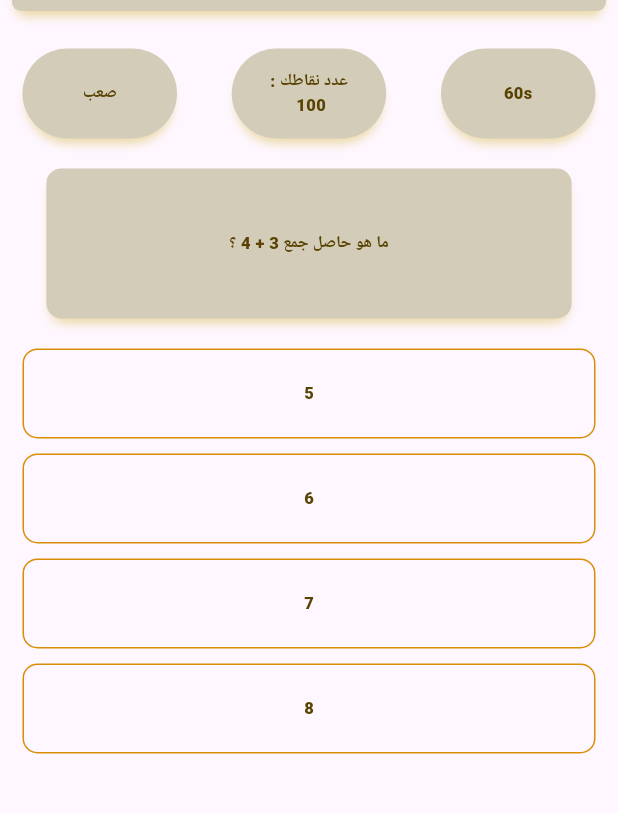
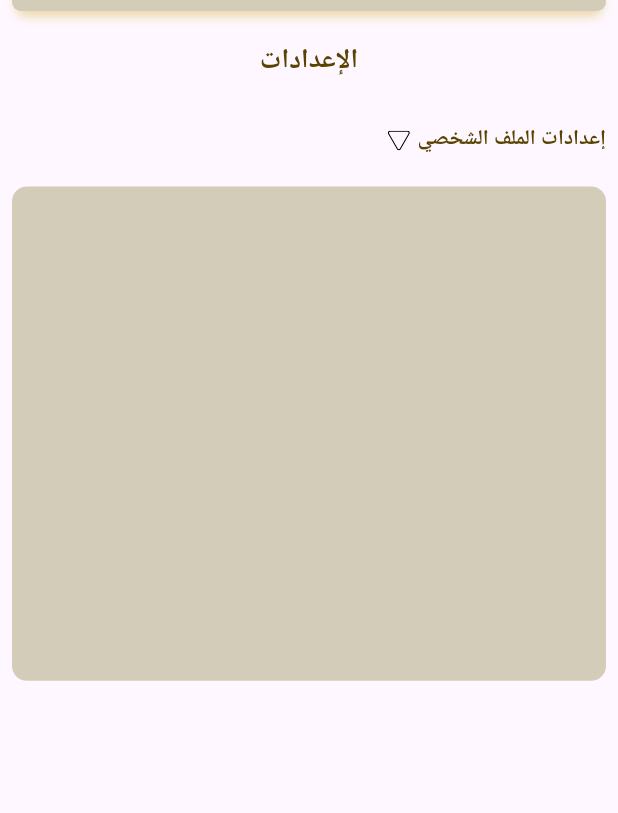
Before and after one commit to MohamedHamdySoftwareEngineer/eye_app, a Flutter app: the QuizScreenBody widget shown alone on an empty page, opened directly, after a tap on an icon or button, on a phone screen of 412 x 824 dp, the part 103-916 px from its top. Run offline on Flutter 3.47's test engine with Material 3 defaults, Android fonts, the phone set to English and light mode, and no system bars; our stand-ins replace animated_text_kit, flutter_svg, go_router, google_fonts; Roboto replaces fonts that are missing (Cairo); project files that could hold a hidden picture were left out.

Commit message:
start making settings screen

```diff
--- a/lib/core/utils/app_router.dart
+++ b/lib/core/utils/app_router.dart
@@ -2,6 +2,7 @@ import 'package:eye/features/choice_screen/presentation/views/choice_screen.dart
 import 'package:eye/features/home/presentation/views/home_view.dart';
 import 'package:eye/features/leaderboard/presentation/views/leaderboard.dart';
 import 'package:eye/features/quiz_screen/presentation/views/quiz_screen.dart';
+import 'package:eye/features/settings_screen/presentation/views/settings_screen.dart';
 import 'package:eye/features/sign_in/presentation/views/sign_in.dart';
 import 'package:eye/features/splash/presentation/views/splash_view.dart';
 import 'package:go_router/go_router.dart';
@@ -14,6 +15,7 @@ abstract class AppRouter {
   static const rLeaderboard = '/Leaderboard';
   static const rChoiceScreen = '/ChoiceScreen';
   static const rQuizScreen = '/QuizScreen';
+  static const rSettingsScreen = '/SettingsScreen';
 
   static final router = GoRouter(routes: [
     GoRoute(path: '/', builder: (context, state) => const SplashView()),
@@ -24,7 +26,7 @@ abstract class AppRouter {
         path: rLeaderboard, builder: (context, state) => const Leaderboard()),
     GoRoute(
         path: rChoiceScreen, builder: (context, state) => const ChoiceScreen()),
-    GoRoute(path: rQuizScreen,builder: (context, state) => const QuizScreen()),
-
+    GoRoute(path: rQuizScreen, builder: (context, state) => const QuizScreen()),
+    GoRoute(path: rSettingsScreen, builder: (context, state) => const SettingsScreen()),
   ]);
 }
--- a/lib/core/utils/assets.dart
+++ b/lib/core/utils/assets.dart
@@ -15,4 +15,5 @@ class AssetsData {
   static const arrowIconInternal = 'assets/images/arrow_next_internal.svg';
   static const passwordEye = 'assets/images/password_eye.svg';
   static const tagIcon = 'assets/images/tag.svg';
+  static const invertedTriangle = 'assets/images/inverted_triangle.svg';
 }
--- a/lib/core/widgets/custom_app_bar.dart
+++ b/lib/core/widgets/custom_app_bar.dart
@@ -2,6 +2,9 @@ import 'package:eye/constants.dart';
 import 'package:eye/core/utils/assets.dart';
 import 'package:flutter/material.dart';
 import 'package:flutter_svg/flutter_svg.dart';
+import 'package:go_router/go_router.dart';
+
+import '../utils/app_router.dart';
 
 class CustomAppBar extends StatelessWidget  {
   const CustomAppBar({super.key});
@@ -38,7 +41,7 @@ class CustomAppBar extends StatelessWidget  {
             ),
             firstIcon(),
             middleIcons(),
-            lastIcon(),
+            lastIcon(context),
           ]),
         ),
       ),
@@ -47,12 +50,14 @@ class CustomAppBar extends StatelessWidget  {
 
   }
 
-  Widget lastIcon() {
+  Widget lastIcon(BuildContext context) {
     return Transform.translate(
       offset: const Offset(0, 3),
       child: IconButton(
         padding: EdgeInsets.zero,
-        onPressed: () {},
+        onPressed: () {
+          GoRouter.of(context).push(AppRouter.rSettingsScreen);
+        },
         icon: SvgPicture.asset(
           width: 70,
           AssetsData.userIcon,
--- a/lib/features/quiz_screen/presentation/views/widgets/quiz_screen_body.dart
+++ b/lib/features/quiz_screen/presentation/views/widgets/quiz_screen_body.dart
@@ -68,6 +68,7 @@ class QuizScreenBody extends StatelessWidget {
       spacing: 10,
       runSpacing: 10,
       runAlignment: WrapAlignment.spaceBetween,
+      alignment: WrapAlignment.center,
       children: [
         InkWell(
           onTap: () {
@@ -81,7 +82,7 @@ class QuizScreenBody extends StatelessWidget {
           },
           child: const OptionBox(
             text: '5',
-            percOfWidth: 1,
+            percOfWidth: 0.7,
           ),
         ),
         InkWell(
@@ -95,7 +96,7 @@ class QuizScreenBody extends StatelessWidget {
           },
           child: const OptionBox(
             text: '6',
-            percOfWidth: 1,
+            percOfWidth: 0.7,
           ),
         ),
         InkWell(
@@ -109,7 +110,7 @@ class QuizScreenBody extends StatelessWidget {
           },
           child: const OptionBox(
             text: '7',
-            percOfWidth: 1,
+            percOfWidth: 0.7,
           ),
         ),
         InkWell(
@@ -123,7 +124,7 @@ class QuizScreenBody extends StatelessWidget {
           },
           child: const OptionBox(
             text: '8',
-            percOfWidth: 1,
+            percOfWidth: 0.7,
           ),
         ),
       ],
--- /dev/null
+++ b/lib/features/settings_screen/presentation/views/settings_screen.dart
@@ -0,0 +1,11 @@
+import 'package:eye/features/settings_screen/presentation/views/widgets/settings_screen_body.dart';
+import 'package:flutter/material.dart';
+
+class SettingsScreen extends StatelessWidget {
+  const SettingsScreen({super.key});
+
+  @override
+  Widget build(BuildContext context) {
+    return const SettingsScreenBody();
+  }
+}
--- /dev/null
+++ b/lib/features/settings_screen/presentation/views/widgets/settings_screen_body.dart
@@ -0,0 +1,48 @@
+import 'package:eye/constants.dart';
+import 'package:eye/core/utils/assets.dart';
+import 'package:eye/core/widgets/base_widgets.dart';
+import 'package:flutter/material.dart';
+import 'package:flutter_svg/flutter_svg.dart';
+
+import '../../../../../core/utils/styles.dart';
+
+class SettingsScreenBody extends StatelessWidget {
+  const SettingsScreenBody({super.key});
+
+
+  @override
+  Widget build(BuildContext context) {
+    double screenHeight = MediaQuery.of(context).size.height;
+
+    return  BaseWidgets(
+      child: Padding(
+        padding: const EdgeInsets.symmetric(horizontal: 8,vertical: 10),
+        child: Column(
+          crossAxisAlignment: CrossAxisAlignment.end,
+          children: [
+            const Center(child: Text('الإعدادات',style: Styles.brownWithoutShadow18,)),
+            const SizedBox(height: 30,),
+            Row(
+              mainAxisAlignment: MainAxisAlignment.end,
+              children: [
+                SvgPicture.asset(AssetsData.invertedTriangle, width: 15,height: 15,),
+                const SizedBox(width: 5,),
+                Text('إعدادات الملف الشخصي',style: Styles.brownWithoutShadow11.copyWith(fontSize: 14),),
+              ],
+            ),
+            const SizedBox(height: 20,),
+            Container(
+              width: double.infinity,
+              height: screenHeight * 0.40,
+
+              decoration: BoxDecoration(
+                color: mainColor,
+                borderRadius: BorderRadius.circular(10),
+              ),
+            )
+          ],
+        ),
+      )
+      );
+  }
+}
```
Also changed, not shown: assets/images/inverted_triangle.svg (added).
